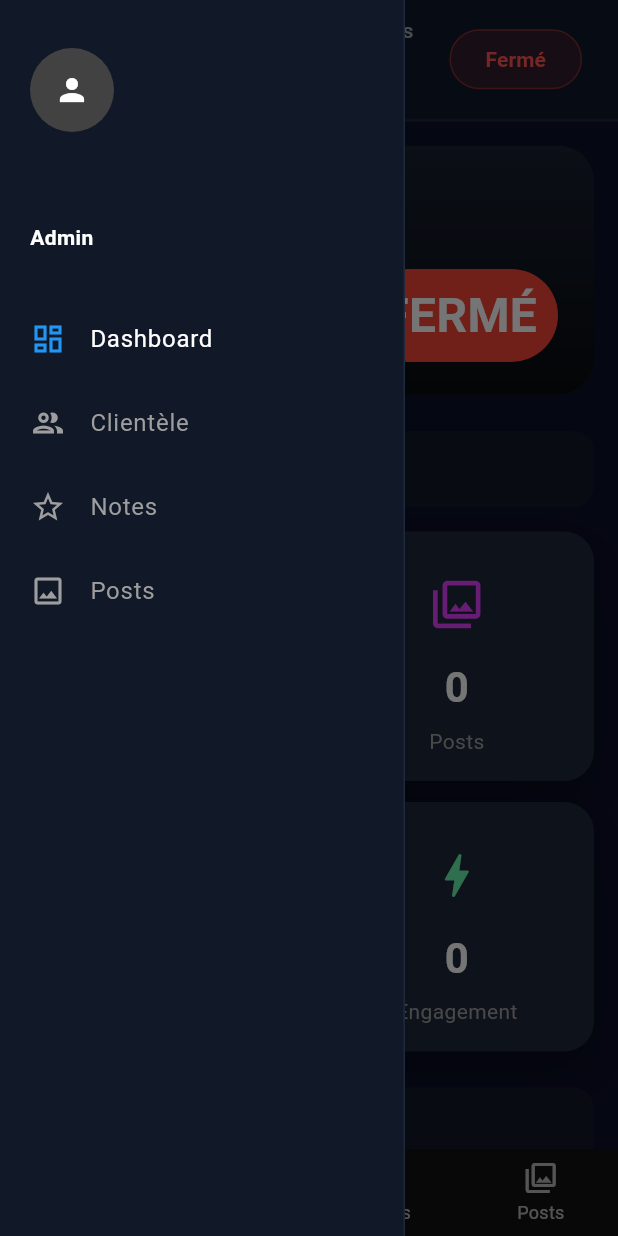
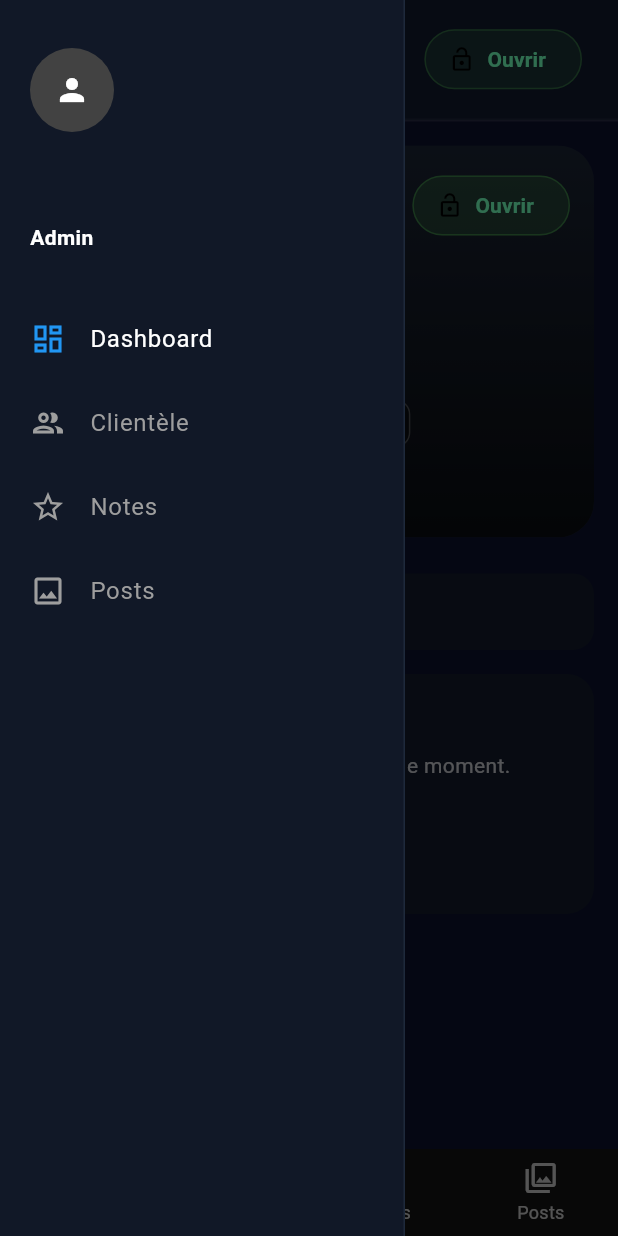
Before and after one commit to thas-dv/Cheza_App-, a Flutter app: the DashboardPage screen opened directly, with the side drawer open, on a phone screen of 412 x 824 dp. Run offline on Flutter 3.47's test engine with Material 3 defaults, Android fonts, the phone set to English and light mode, and no system bars; our stand-ins replace country_picker, flutter_riverpod, geolocator, image_picker, shared_preferences, supabase_flutter; missing offline and left inert: media_kit, media_kit_video; accounts and stored records are empty.

Commit message:
Correction d'affichage

```diff
--- a/lib/features/dashboard/data/datasources/dashboard_controller.dart
+++ b/lib/features/dashboard/data/datasources/dashboard_controller.dart
@@ -6,6 +6,7 @@ import 'package:cheza_app/providers/party_providers.dart'
     show clienteleProvider;
 import 'package:cheza_app/realtime/dashboard_realtime_controller.dart'
     show DashboardRealtimeController;
+import 'package:cheza_app/features/dashboard/domain/usecases/manage_party_usecases.dart';
 import 'package:cheza_app/services/supabase_network_service.dart';
 import 'package:flutter_riverpod/flutter_riverpod.dart';
 import 'package:flutter_riverpod/legacy.dart';
@@ -46,7 +47,7 @@ class DashboardController extends StateNotifier<DashboardState> {
       state = state.copyWith(
         placeId: place.id,
         placeName: place.name,
-        placeImageUrl: place.photoUrl,
+           placeImageUrl: _normalizeImageUrl(place.photoUrl),
         placeAddress: place.address,
         placeDescription: place.typePlace,
         adminName: admin.name,
@@ -94,7 +95,58 @@ class DashboardController extends StateNotifier<DashboardState> {
     await _refreshStats(party.id);
     _setupRealtime(party.id);
   }
+//////////////////////////////////////////
+  String? _normalizeImageUrl(String? rawUrl) {
+    if (rawUrl == null) return null;
+    final trimmed = rawUrl.trim();
+    if (trimmed.isEmpty) return null;
 
+    if (trimmed.startsWith('http://') || trimmed.startsWith('https://')) {
+      return Uri.encodeFull(trimmed);
+    }
+
+    return Uri.encodeFull(trimmed);
+  }
+
+  Future<bool> togglePlaceStatus() async {
+    if (state.isStatusUpdating || state.placeId == null) return false;
+
+    state = state.copyWith(isStatusUpdating: true);
+
+    try {
+      if (state.isOpen) {
+        final activePartyId = state.activePartyId;
+        if (activePartyId == null) return false;
+
+        final closeParty = ref.read(closePartyUseCaseProvider);
+        final closed = await closeParty(
+          partyId: activePartyId,
+          closedAt: DateTime.now(),
+        );
+
+        if (!closed) return false;
+      } else {
+        final createParty = ref.read(createPartyUseCaseProvider);
+        final now = DateTime.now();
+        final createdId = await createParty(
+          placeId: state.placeId!,
+          name: 'Session ${state.placeName} - ${now.day.toString().padLeft(2, '0')}/${now.month.toString().padLeft(2, '0')}',
+          openedAt: now,
+          closedAt: now.add(const Duration(hours: 12)),
+        );
+
+        if (createdId == null) return false;
+      }
+
+      await refreshActiveParty();
+      return true;
+    } catch (_) {
+      return false;
+    } finally {
+      state = state.copyWith(isStatusUpdating: false);
+    }
+  }
+  /////////////////////////////////////////////
   Future<void> _refreshStats(int partyId) async {
     final stats = await ref.read(loadDashboardStatsUseCaseProvider)(partyId);
     state = state.copyWith(
--- a/lib/features/dashboard/data/models/party_summary_model.dart
+++ b/lib/features/dashboard/data/models/party_summary_model.dart
@@ -15,7 +15,7 @@ class PartySummaryModel {
 
   factory PartySummaryModel.fromJson(Map<String, dynamic> json) {
     final started = _parseDate(json['date_started']);
-    final closed = _parseDate(json['date_closed']) ?? started;
+    final closed = _parseDate(json['date_closed']);
     return PartySummaryModel(
       id: json['id'] as int,
       name: (json['name_party'] as String?) ?? '',
--- a/lib/features/dashboard/presentation/pages/dashboard_page.dart
+++ b/lib/features/dashboard/presentation/pages/dashboard_page.dart
@@ -2220,6 +2220,7 @@ import 'package:cheza_app/features/dashboard/presentation/widgets/tabs/clientele
 import 'package:cheza_app/features/dashboard/presentation/widgets/tabs/note_tab.dart';
 import 'package:cheza_app/features/dashboard/presentation/widgets/tabs/posts_tab.dart';
 import 'package:cheza_app/services/supabase_network_service.dart';
+
 class DashboardPage extends ConsumerWidget {
   static const _topTabs = [0, 1, 2, 3];
   const DashboardPage({super.key});
@@ -2231,6 +2232,7 @@ class DashboardPage extends ConsumerWidget {
       },
     );
   }
+
   @override
   Widget build(BuildContext context, WidgetRef ref) {
     final state = ref.watch(dashboardControllerProvider);
@@ -2258,9 +2260,12 @@ class DashboardPage extends ConsumerWidget {
                         // NOUVEL APPEL TOPBAR
                         TopBar(
                           isOpen: state.isOpen,
-                          selectedIndex: state.selectedIndex.clamp(0, 3).toInt(),
+                          isStatusUpdating: state.isStatusUpdating,
+                          selectedIndex: state.selectedIndex
+                              .clamp(0, 3)
+                              .toInt(),
                           onSelect: notifier.setSelectedIndex,
-
+                          onToggleStatus: notifier.togglePlaceStatus,
                         ),
 
                         const Divider(
@@ -2311,6 +2316,7 @@ class DashboardPage extends ConsumerWidget {
       },
     );
   }
+
   // À ajouter à l'intérieur de ta classe DashboardPage
   // Widget _buildSelectedPage(int index) {
   //   switch (index) {
@@ -2326,7 +2332,10 @@ class DashboardPage extends ConsumerWidget {
   ) {
     switch (state.selectedIndex) {
       case 0:
-        return ModernHomeWidget(state: state);
+        return ModernHomeWidget(
+          state: state,
+          onToggleStatus: notifier.togglePlaceStatus,
+        );
       case 1:
         return ClienteleTab(
           key: ValueKey(state.activePartyId),
@@ -2348,5 +2357,4 @@ class DashboardPage extends ConsumerWidget {
         );
     }
   }
-
 }
--- a/lib/features/dashboard/presentation/pages/modern_home_widget.dart
+++ b/lib/features/dashboard/presentation/pages/modern_home_widget.dart
@@ -1,15 +1,18 @@
 import 'package:cheza_app/features/dashboard/presentation/widgets/hero_place_card.dart';
 import 'package:cheza_app/features/dashboard/presentation/widgets/layout/dashboard_state.dart';
-import 'package:cheza_app/features/dashboard/presentation/widgets/stats_row.dart';
-import 'package:cheza_app/features/dashboard/presentation/widgets/tabs/dashboard_dialogs.dart';
+import 'package:cheza_app/core/ui/responsive_layout.dart' show Breakpoints;
 import 'package:flutter/material.dart';
-import 'package:cheza_app/core/ui/responsive_layout.dart' show Breakpoints;
-import 'package:cheza_app/widgets/stat_card.dart';
-import 'package:flutter/material.dart';
+
 
 class ModernHomeWidget extends StatelessWidget {
   final DashboardState state;
-  const ModernHomeWidget({super.key, required this.state});
+    final VoidCallback onToggleStatus;
+
+  const ModernHomeWidget({
+    super.key,
+    required this.state,
+    required this.onToggleStatus,
+  });
 
   @override
   Widget build(BuildContext context) {
@@ -24,43 +27,12 @@ class ModernHomeWidget extends StatelessWidget {
               imageUrl: state.placeImageUrl,
               isOpen: state.isOpen,
               adminName: state.adminName,
-            ),
-            const SizedBox(height: 24),
-            _SectionTitle(title: 'Statistique'),
-            const SizedBox(height: 16),
-            GridView.count(
-              crossAxisCount: isMobile ? 2 : 4,
-              shrinkWrap: true,
-              physics: const NeverScrollableScrollPhysics(),
-              crossAxisSpacing: 14,
-              mainAxisSpacing: 14,
-              childAspectRatio: isMobile ? 1.1 : 1.4,
-              children: [
-                StatCard(
-                  label: 'Visiteurs',
-                  value: state.visitors,
-                  icon: Icons.groups_rounded,
-                  color: Colors.blueAccent,
-                ),
-                StatCard(
-                  label: 'Posts',
-                  value: state.posts,
-                  icon: Icons.photo_library_outlined,
-                  color: Colors.purpleAccent,
-                ),
-                StatCard(
-                  label: 'Notes',
-                  value: state.notes,
-                  icon: Icons.star_outline_rounded,
-                  color: Colors.orangeAccent,
-                ),
-                StatCard(
-                  label: 'Engagement',
-                  value: state.engagement,
-                  icon: Icons.bolt_rounded,
-                  color: Colors.greenAccent,
-                ),
-              ],
+            visitors: state.visitors,
+              posts: state.posts,
+              notes: state.notes,
+              engagement: state.engagement,
+              onToggleStatus: onToggleStatus,
+              isStatusUpdating: state.isStatusUpdating,
             ),
             const SizedBox(height: 24),
             _SectionTitle(title: 'Informations du lieu'),
--- a/lib/features/dashboard/presentation/widgets/hero_place_card.dart
+++ b/lib/features/dashboard/presentation/widgets/hero_place_card.dart
@@ -5,26 +5,58 @@ class HeroPlaceCard extends StatelessWidget {
   final String? imageUrl;
   final bool isOpen;
   final String adminName;
-
+  final int visitors;
+  final int posts;
+  final int notes;
+  final int engagement;
+  final bool isStatusUpdating;
+  final VoidCallback onToggleStatus;
   const HeroPlaceCard({
     super.key,
     required this.placeName,
     this.imageUrl,
     required this.isOpen,
     required this.adminName,
+    required this.visitors,
+    required this.posts,
+    required this.notes,
+    required this.engagement,
+    required this.isStatusUpdating,
+    required this.onToggleStatus,
   });
 
   @override
   Widget build(BuildContext context) {
+      final isMobile = MediaQuery.of(context).size.width < 700;
     return ClipRRect(
       borderRadius: BorderRadius.circular(24),
       child: Stack(
         children: [
           AspectRatio(
-            aspectRatio: 16 / 7,
+            aspectRatio: isMobile ? 16 / 11 : 16 / 7,
             child: imageUrl != null && imageUrl!.isNotEmpty
-                ? Image.network(imageUrl!, fit: BoxFit.cover)
-                : Container(color: const Color(0xFF1E293B)),
+                ? Image.network(
+                    imageUrl!,
+                    fit: BoxFit.cover,
+                    errorBuilder: (_, __, ___) => Container(
+                      color: const Color(0xFF1E293B),
+                      alignment: Alignment.center,
+                      child: const Icon(
+                        Icons.broken_image_outlined,
+                        size: 44,
+                        color: Colors.white70,
+                      ),
+                    ),
+                  )
+                : Container(
+                    color: const Color(0xFF1E293B),
+                    alignment: Alignment.center,
+                    child: const Icon(
+                      Icons.image_outlined,
+                      size: 44,
+                      color: Colors.white70,
+                    ),
+                  ),
           ),
           Positioned.fill(
             child: DecoratedBox(
@@ -40,23 +72,51 @@ class HeroPlaceCard extends StatelessWidget {
               ),
             ),
           ),
-
+          Positioned(
+            top: 16,
+            right: 16,
+            child: FilledButton.tonalIcon(
+              onPressed: isStatusUpdating ? null : onToggleStatus,
+              icon: isStatusUpdating
+                  ? const SizedBox(
+                      width: 16,
+                      height: 16,
+                      child: CircularProgressIndicator(strokeWidth: 2),
+                    )
+                  : Icon(
+                      isOpen ? Icons.lock_outline : Icons.lock_open_outlined,
+                    ),
+              style: FilledButton.styleFrom(
+                backgroundColor: isOpen
+                    ? Colors.red.withOpacity(0.2)
+                    : Colors.green.withOpacity(0.2),
+                side: BorderSide(
+                  color: isOpen
+                      ? Colors.red.withOpacity(0.5)
+                      : Colors.green.withOpacity(0.5),
+                ),
+              ),
+              label: Text(
+                isOpen ? 'Fermer' : 'Ouvrir',
+                style: TextStyle(
+                  color: isOpen ? Colors.redAccent : Colors.greenAccent,
+                  fontWeight: FontWeight.w700,
+                ),
+              ),
+            ),
+          ),
           Positioned(
             left: 24,
             right: 24,
-            bottom: 22,
-            child: Row(
-              crossAxisAlignment: CrossAxisAlignment.end,
-              mainAxisAlignment: MainAxisAlignment.spaceBetween,
-              children: [
-                Column(
+            bottom: 18,
+            child: Column(
               crossAxisAlignment: CrossAxisAlignment.start,
               children: [
                 Text(
                   placeName,
-                      style: const TextStyle(
+                  style: TextStyle(
                     color: Colors.white,
-                        fontSize: 30,
+                    fontSize: isMobile ? 22 : 30,
                     fontWeight: FontWeight.w800,
                   ),
                 ),
@@ -65,26 +125,25 @@ class HeroPlaceCard extends StatelessWidget {
                   'Connecté: $adminName',
                   style: const TextStyle(color: Colors.white70),
                 ),
+                const SizedBox(height: 16),
+                Wrap(
+                  spacing: 10,
+                  runSpacing: 10,
+                  children: [
+                    _StatBadge(label: 'Visiteurs', value: visitors.toString()),
+                    _StatBadge(label: 'Posts', value: posts.toString()),
+                    _StatBadge(label: 'Notes', value: notes.toString()),
+                    _StatBadge(label: 'Engagement', value: '$engagement%'),
+                    _StatBadge(
+                      label: 'Statut',
+                      value: isOpen ? 'Ouvert' : 'Fermé',
+                      color: isOpen
+                          ? Colors.green.withOpacity(0.2)
+                          : Colors.red.withOpacity(0.2),
+                    ),
                   ],
                 ),
-                Container(
-                  padding: const EdgeInsets.symmetric(
-                    horizontal: 14,
-                    vertical: 8,
-                  ),
-                  decoration: BoxDecoration(
-                    color: isOpen ? Colors.green : Colors.red,
-                    borderRadius: BorderRadius.circular(999),
-                  ),
-                  child: Text(
-                    isOpen ? 'OUVERT' : 'FERMÉ',
-                    style: const TextStyle(
-                      fontSize: 32,
-                      fontWeight: FontWeight.bold,
-                      color: Colors.white,
-                    ),
-                  ),
-                ),
+
                 // const SizedBox(height: 20),
                 // Row(
                 //   mainAxisAlignment: MainAxisAlignment.spaceBetween,
@@ -103,3 +162,34 @@ class HeroPlaceCard extends StatelessWidget {
     );
   }
 }
+class _StatBadge extends StatelessWidget {
+  final String label;
+  final String value;
+  final Color? color;
+
+  const _StatBadge({required this.label, required this.value, this.color});
+
+  @override
+  Widget build(BuildContext context) {
+    return Container(
+      padding: const EdgeInsets.symmetric(horizontal: 10, vertical: 8),
+      decoration: BoxDecoration(
+        color: color ?? Colors.black.withOpacity(0.35),
+        borderRadius: BorderRadius.circular(10),
+        border: Border.all(color: Colors.white24),
+      ),
+      child: RichText(
+        text: TextSpan(
+          style: const TextStyle(color: Colors.white, fontSize: 12),
+          children: [
+            TextSpan(text: '$label: ', style: const TextStyle(color: Colors.white70)),
+            TextSpan(
+              text: value,
+              style: const TextStyle(fontWeight: FontWeight.w700),
+            ),
+          ],
+        ),
+      ),
+    );
+  }
+}
--- a/lib/features/dashboard/presentation/widgets/layout/dashboard_layout.dart
+++ b/lib/features/dashboard/presentation/widgets/layout/dashboard_layout.dart
@@ -7,6 +7,8 @@ class DashboardLayout extends StatelessWidget {
   final int selectedIndex;
   final Function(int) onSelect;
   final bool isOpen;
+  final bool isStatusUpdating;
+  final VoidCallback onToggleStatus;
 
   const DashboardLayout({
     super.key,
@@ -14,6 +16,8 @@ class DashboardLayout extends StatelessWidget {
     required this.selectedIndex,
     required this.onSelect,
     required this.isOpen,
+    required this.isStatusUpdating,
+    required this.onToggleStatus,
   });
 
   @override
@@ -48,8 +52,10 @@ class DashboardLayout extends StatelessWidget {
                 // ✅ TOPBAR BIEN APPELÉ ICI
                 TopBar(
                   isOpen: isOpen,
+                  isStatusUpdating: isStatusUpdating,
                   selectedIndex: selectedIndex,
                   onSelect: onSelect,
+                  onToggleStatus: onToggleStatus,
                 ),
 
                 const Divider(height: 1),
--- a/lib/features/dashboard/presentation/widgets/layout/dashboard_state.dart
+++ b/lib/features/dashboard/presentation/widgets/layout/dashboard_state.dart
@@ -11,11 +11,12 @@ class DashboardState {
   final int visitors;
   final int posts;
   final int selectedIndex;
-final String? placeImageUrl;
+  final bool isStatusUpdating;
+  final String? placeImageUrl;
   final String adminName;
   final String? placeDescription;
   final String? placeAddress;
-   final int notes;
+  final int notes;
   final int engagement;
   const DashboardState({
     this.isLoading = true,
@@ -33,12 +34,11 @@ final String? placeImageUrl;
     this.closeTime,
     this.visitors = 0,
     this.posts = 0,
-     this.notes = 0,
+    this.notes = 0,
     this.engagement = 0,
     this.selectedIndex = 0,
+    this.isStatusUpdating = false,
   });
-
-
 
   DashboardState copyWith({
     bool? isLoading,
@@ -50,7 +50,7 @@ final String? placeImageUrl;
     String? partyName,
     DateTime? openTime,
     DateTime? closeTime,
-      String? placeImageUrl,
+    String? placeImageUrl,
     String? adminName,
     String? placeDescription,
     String? placeAddress,
@@ -59,6 +59,7 @@ final String? placeImageUrl;
     int? notes,
     int? engagement,
     int? selectedIndex,
+    bool? isStatusUpdating,
   }) {
     return DashboardState(
       isLoading: isLoading ?? this.isLoading,
@@ -66,7 +67,7 @@ final String? placeImageUrl;
       isOpen: isOpen ?? this.isOpen,
       placeId: placeId ?? this.placeId,
       placeName: placeName ?? this.placeName,
-       placeImageUrl: placeImageUrl ?? this.placeImageUrl,
+      placeImageUrl: placeImageUrl ?? this.placeImageUrl,
       adminName: adminName ?? this.adminName,
       placeDescription: placeDescription ?? this.placeDescription,
       placeAddress: placeAddress ?? this.placeAddress,
@@ -79,6 +80,7 @@ final String? placeImageUrl;
       notes: notes ?? this.notes,
       engagement: engagement ?? this.engagement,
       selectedIndex: selectedIndex ?? this.selectedIndex,
+      isStatusUpdating: isStatusUpdating ?? this.isStatusUpdating,
     );
   }
 }
--- a/lib/features/dashboard/presentation/widgets/layout/home_section.dart
+++ b/lib/features/dashboard/presentation/widgets/layout/home_section.dart
@@ -26,13 +26,12 @@ class HomeSection extends ConsumerWidget {
         crossAxisAlignment: CrossAxisAlignment.start,
         children: [
           // HERO
-          HeroPlaceCard(
-            placeName: placeName,
-            imageUrl: imageUrl,
-            isOpen: isOpen,
-            adminName: 'Admin',
-          ),
-
+          // HeroPlaceCard(
+          //   placeName: placeName,
+          //   imageUrl: imageUrl,
+          //   isOpen: isOpen,
+          //   adminName: 'Admin',
+          // ),
           const SizedBox(height: 40),
 
           // BARRE STATISTIQUE
--- a/lib/features/dashboard/presentation/widgets/layout/topbar.dart
+++ b/lib/features/dashboard/presentation/widgets/layout/topbar.dart
@@ -4,12 +4,16 @@ class TopBar extends StatelessWidget {
   final bool isOpen;
   final int selectedIndex;
   final ValueChanged<int> onSelect;
+  final bool isStatusUpdating;
+  final VoidCallback onToggleStatus;
 
   const TopBar({
     super.key,
     required this.isOpen,
     required this.selectedIndex,
     required this.onSelect,
+    required this.onToggleStatus,
+    required this.isStatusUpdating,
   });
 
   @override
@@ -64,22 +68,29 @@ class TopBar extends StatelessWidget {
           ),
 
           // Badge de Statut
-          FilledButton.tonal(
-            onPressed: () {},
+          FilledButton.tonalIcon(
+            onPressed: isStatusUpdating ? null : onToggleStatus,
+            icon: isStatusUpdating
+                ? const SizedBox(
+                    width: 16,
+                    height: 16,
+                    child: CircularProgressIndicator(strokeWidth: 2),
+                  )
+                : Icon(isOpen ? Icons.lock_outline : Icons.lock_open_outlined),
             style: FilledButton.styleFrom(
               backgroundColor: isOpen
-                  ? Colors.green.withOpacity(0.15)
-                  : Colors.red.withOpacity(0.15),
+                  ? Colors.red.withOpacity(0.15)
+                  : Colors.green.withOpacity(0.15),
               side: BorderSide(
                 color: isOpen
-                    ? Colors.green.withOpacity(0.4)
-                    : Colors.red.withOpacity(0.4),
+                    ? Colors.red.withOpacity(0.4)
+                    : Colors.green.withOpacity(0.4),
               ),
             ),
-            child: Text(
-              isOpen ? 'Ouvert' : 'Fermé',
+            label: Text(
+              isOpen ? 'Fermer' : 'Ouvrir',
               style: TextStyle(
-                color: isOpen ? Colors.greenAccent : Colors.redAccent,
+                color: isOpen ? Colors.redAccent : Colors.greenAccent,
                 fontWeight: FontWeight.w700,
               ),
             ),
```
Lines whose indentation alone changed are shown as unchanged.
